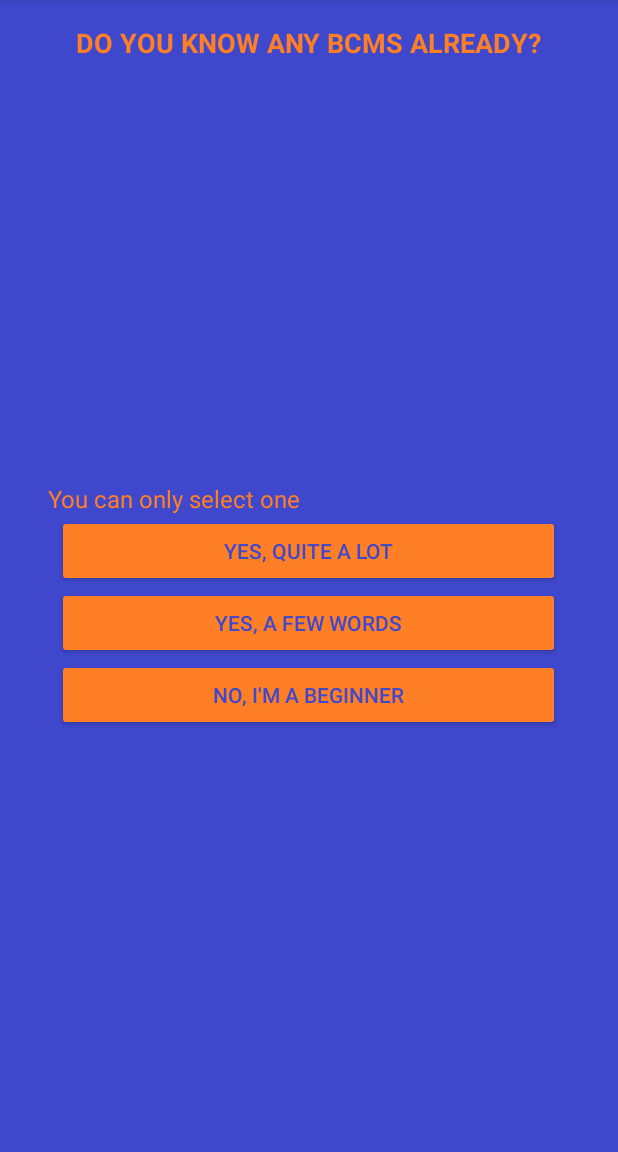
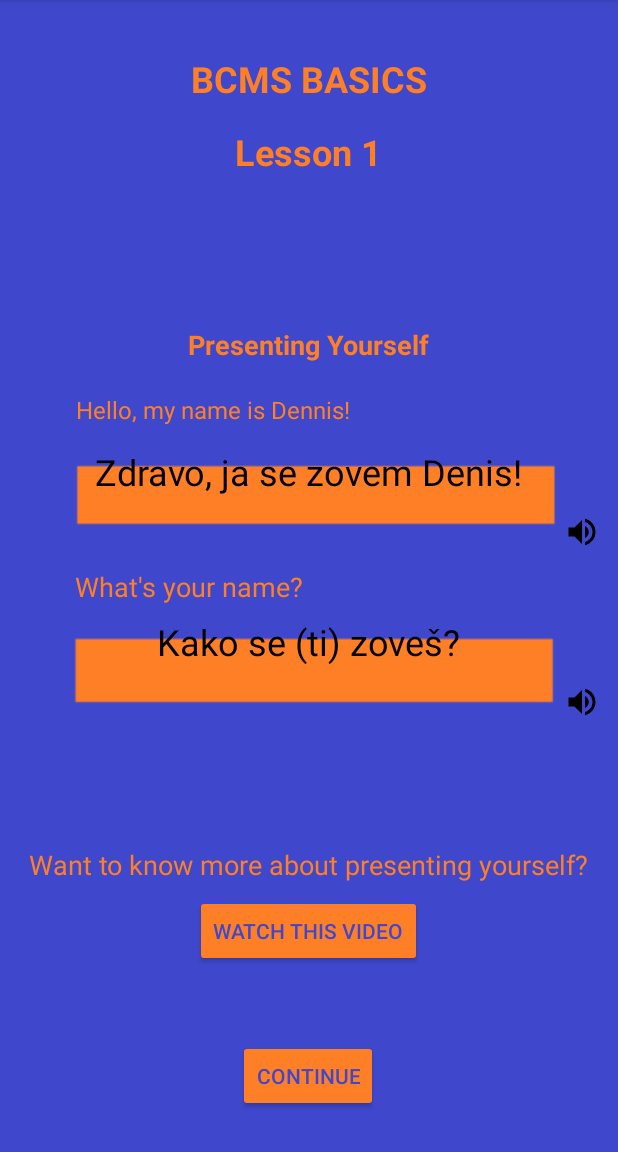
Before and after one commit to Irfan044/BPR2-IrfanCatovic, an Android app: the PreviousKnowledgeFragment screen opened through its navigation route, after a tap on "NO, I'M A BEGINNER", on a phone screen of 412 x 824 dp, the part 84-1236 px from its top. Run offline under Robolectric (Android 15) with nearby library versions, the phone set to English and light mode, and no system bars; our stand-ins replace Firebase (no records; nobody signed in at launch, a user with empty details on screens opened directly).

Commit message:
New Fragments added

```diff
--- a/app/src/main/java/com/example/learningbcms/views/BeginnerFragment.java
+++ b/app/src/main/java/com/example/learningbcms/views/BeginnerFragment.java
@@ -1,66 +1,82 @@
 package com.example.learningbcms.views;
 
+import android.content.Intent;
+import android.net.Uri;
 import android.os.Bundle;
-
 import androidx.fragment.app.Fragment;
-
+import androidx.lifecycle.ViewModelProvider;
+import android.media.MediaPlayer;
 import android.view.LayoutInflater;
 import android.view.View;
 import android.view.ViewGroup;
+import android.widget.Button;
+import android.widget.ImageButton;
+import com.example.learningbcms.R;
+import androidx.navigation.NavController;
+import androidx.navigation.Navigation;
 
-import com.example.learningbcms.R;
-
-/**
- * A simple {@link Fragment} subclass.
- * Use the {@link BeginnerFragment#newInstance} factory method to
- * create an instance of this fragment.
- */
 public class BeginnerFragment extends Fragment {
 
-    // TODO: Rename parameter arguments, choose names that match
-    // the fragment initialization parameters, e.g. ARG_ITEM_NUMBER
-    private static final String ARG_PARAM1 = "param1";
-    private static final String ARG_PARAM2 = "param2";
-
-    // TODO: Rename and change types of parameters
-    private String mParam1;
-    private String mParam2;
-
-    public BeginnerFragment() {
-        // Required empty public constructor
-    }
-
-    /**
-     * Use this factory method to create a new instance of
-     * this fragment using the provided parameters.
-     *
-     * @param param1 Parameter 1.
-     * @param param2 Parameter 2.
-     * @return A new instance of fragment BeginnerFragment.
-     */
-    // TODO: Rename and change types and number of parameters
-    public static BeginnerFragment newInstance(String param1, String param2) {
-        BeginnerFragment fragment = new BeginnerFragment();
-        Bundle args = new Bundle();
-        args.putString(ARG_PARAM1, param1);
-        args.putString(ARG_PARAM2, param2);
-        fragment.setArguments(args);
-        return fragment;
-    }
-
-    @Override
-    public void onCreate(Bundle savedInstanceState) {
-        super.onCreate(savedInstanceState);
-        if (getArguments() != null) {
-            mParam1 = getArguments().getString(ARG_PARAM1);
-            mParam2 = getArguments().getString(ARG_PARAM2);
-        }
-    }
+    private NavController navController;
+    private Button continueButton;
+    private MediaPlayer mediaPlayer;
+    private ImageButton speakerButton1;
+    private ImageButton speakerButton2;
 
     @Override
     public View onCreateView(LayoutInflater inflater, ViewGroup container,
                              Bundle savedInstanceState) {
-        // Inflate the layout for this fragment
-        return inflater.inflate(R.layout.fragment_beginner, container, false);
+
+        View rootView = inflater.inflate(R.layout.fragment_beginner, container, false);
+        navController = Navigation.findNavController(requireActivity(), R.id.nav_host_fragment);
+
+        continueButton = rootView.findViewById(R.id.buttonContinue);
+        continueButton.setOnClickListener(new View.OnClickListener() {
+            @Override
+            public void onClick(View v) {
+                navController.navigate(R.id.action_resultFragment_to_listFragment); //might be changed, linking somewhere else
+            }
+        });
+
+        mediaPlayer = MediaPlayer.create(requireContext(), R.raw.dennissound);
+
+        // Initialize ImageButtons by their IDs
+        speakerButton1 = rootView.findViewById(R.id.speakerButton1);
+        speakerButton2 = rootView.findViewById(R.id.speakerButton2);
+
+        speakerButton1.setOnClickListener(new View.OnClickListener() {
+            @Override
+            public void onClick(View v) {
+                playSound(R.raw.dennissound);
+            }
+        });
+
+        speakerButton2.setOnClickListener(new View.OnClickListener() {
+            @Override
+            public void onClick(View v) {
+                playSound(R.raw.kakosezovessound);
+            }
+        });
+
+        return rootView;
+    }
+
+    @Override
+    public void onDestroy() {
+        super.onDestroy();
+        if (mediaPlayer != null) {
+            mediaPlayer.release();
+            mediaPlayer = null;
+        }
+    }
+
+    private void playSound(int soundResource) {
+        if (mediaPlayer != null) {
+            mediaPlayer.release();
+        }
+        mediaPlayer = MediaPlayer.create(requireContext(), soundResource);
+        if (mediaPlayer != null) {
+            mediaPlayer.start();
+        }
     }
 }
--- a/app/src/main/java/com/example/learningbcms/views/PreviousKnowledgeFragment.java
+++ b/app/src/main/java/com/example/learningbcms/views/PreviousKnowledgeFragment.java
@@ -40,7 +40,7 @@ public class PreviousKnowledgeFragment extends Fragment {
         button3.setOnClickListener(new View.OnClickListener() {
             @Override
             public void onClick(View view) {
-                //Navigation.findNavController(view).navigate(R.id.action_previousKnowledgeFragment_to_anotherFragment);
+                Navigation.findNavController(view).navigate(R.id.action_previousKnowledgeFragment_to_beginnerFragment);
             }
         });
 
--- a/app/src/main/res/layout/fragment_beginner.xml
+++ b/app/src/main/res/layout/fragment_beginner.xml
@@ -3,7 +3,7 @@
     xmlns:android="http://schemas.android.com/apk/res/android"
     xmlns:app="http://schemas.android.com/apk/res-auto"
     android:layout_width="match_parent"
-    android:background="@drawable/bkgBeginner"
+    android:background="@drawable/bckgrndbeginner"
     android:layout_height="match_parent">
 
     <TextView
@@ -78,6 +78,7 @@
             android:layout_marginTop="14dp"/>
 
         <ImageButton
+            android:id="@+id/speakerButton1"
             android:layout_width="wrap_content"
             android:layout_height="48dp"
             android:layout_gravity="end"
@@ -104,6 +105,7 @@
             android:layout_marginTop="8dp"/>
 
         <ImageButton
+            android:id="@+id/speakerButton2"
             android:layout_width="wrap_content"
             android:layout_height="48dp"
             android:layout_gravity="end"
--- a/app/src/main/res/navigation/nav_graph.xml
+++ b/app/src/main/res/navigation/nav_graph.xml
@@ -103,5 +103,17 @@
         android:id="@+id/previousKnowledgeFragment"
         android:name="com.example.learningbcms.views.PreviousKnowledgeFragment"
         android:label="fragment_previous_knowledge"
-        tools:layout="@layout/fragment_previous_knowledge" />
+        tools:layout="@layout/fragment_previous_knowledge" >
+        <action
+            android:id="@+id/action_previousKnowledgeFragment_to_beginnerFragment"
+            app:destination="@id/beginnerFragment" />
+    </fragment>
+    <fragment
+        android:id="@+id/beginnerFragment"
+        android:name="com.example.learningbcms.views.BeginnerFragment"
+        android:label="BeginnerFragment" >
+        <action
+            android:id="@+id/action_beginnerFragment_to_listFragment"
+            app:destination="@id/listFragment" />
+    </fragment>
 </navigation>
```
Also changed, not shown: app/src/main/res/drawable-v24/bckgrndbeginner.png (renamed from app/src/main/res/drawable-v24/bkgBeginner.png), 2 other files.
